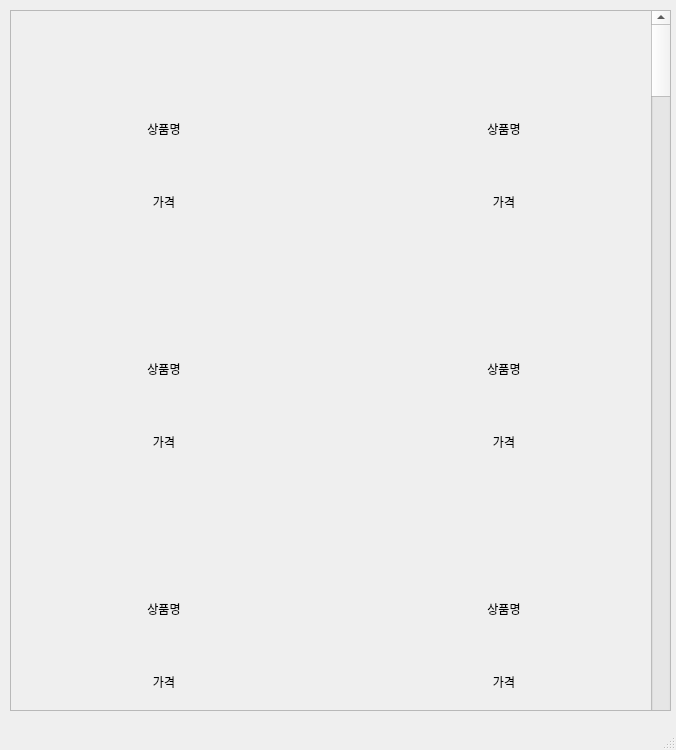
First picture: the form in resources/simple_menu.ui, repository seongyonglim/Smart_Kiosk, before the edit.
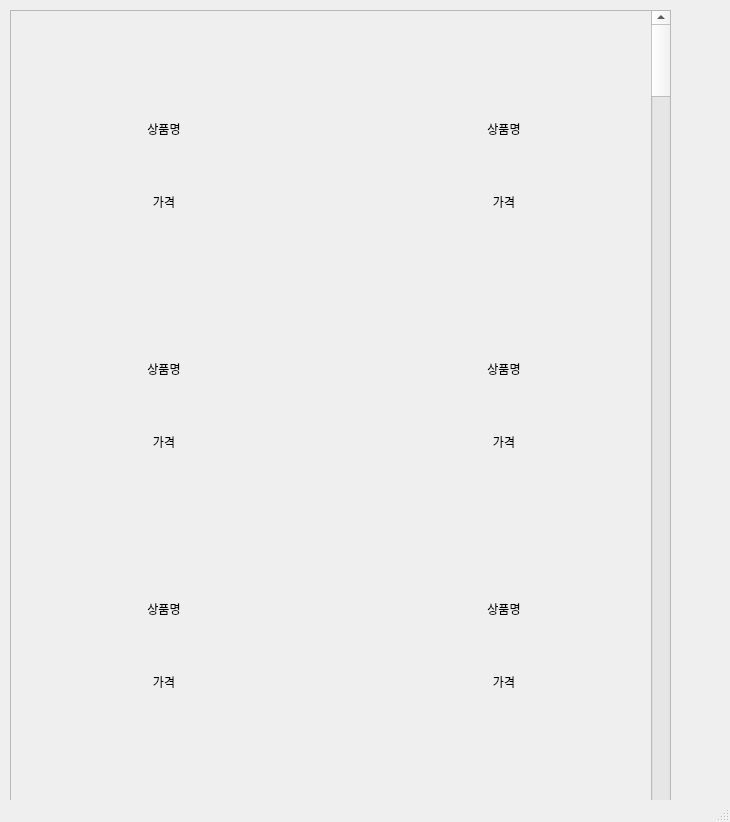
Second picture: the form after the edit. Icons and pictures are not drawn.

The edit to the form file:
```diff
--- a/resources/simple_menu.ui
+++ b/resources/simple_menu.ui
@@ -6,8 +6,8 @@
    <rect>
     <x>0</x>
     <y>0</y>
-    <width>676</width>
-    <height>750</height>
+    <width>730</width>
+    <height>822</height>
    </rect>
   </property>
   <property name="windowTitle">
@@ -20,7 +20,7 @@
       <x>10</x>
       <y>10</y>
       <width>661</width>
-      <height>701</height>
+      <height>791</height>
      </rect>
     </property>
     <property name="widgetResizable">
@@ -32,7 +32,7 @@
        <x>0</x>
        <y>0</y>
        <width>659</width>
-       <height>699</height>
+       <height>789</height>
       </rect>
      </property>
      <widget class="QScrollBar" name="verticalScrollBar">
```
